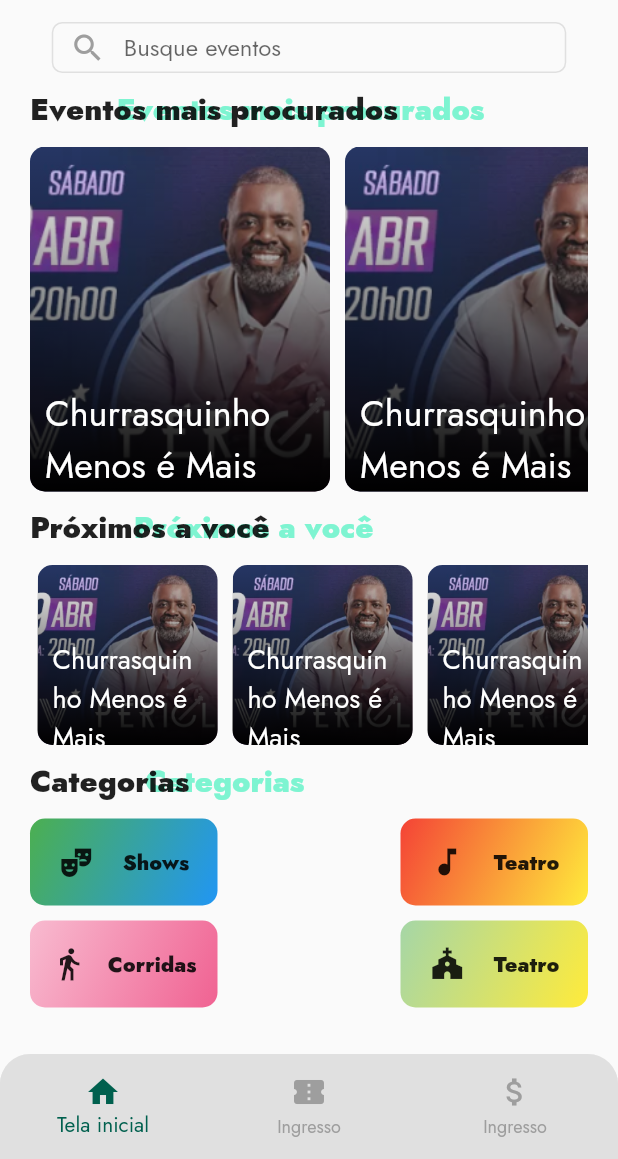
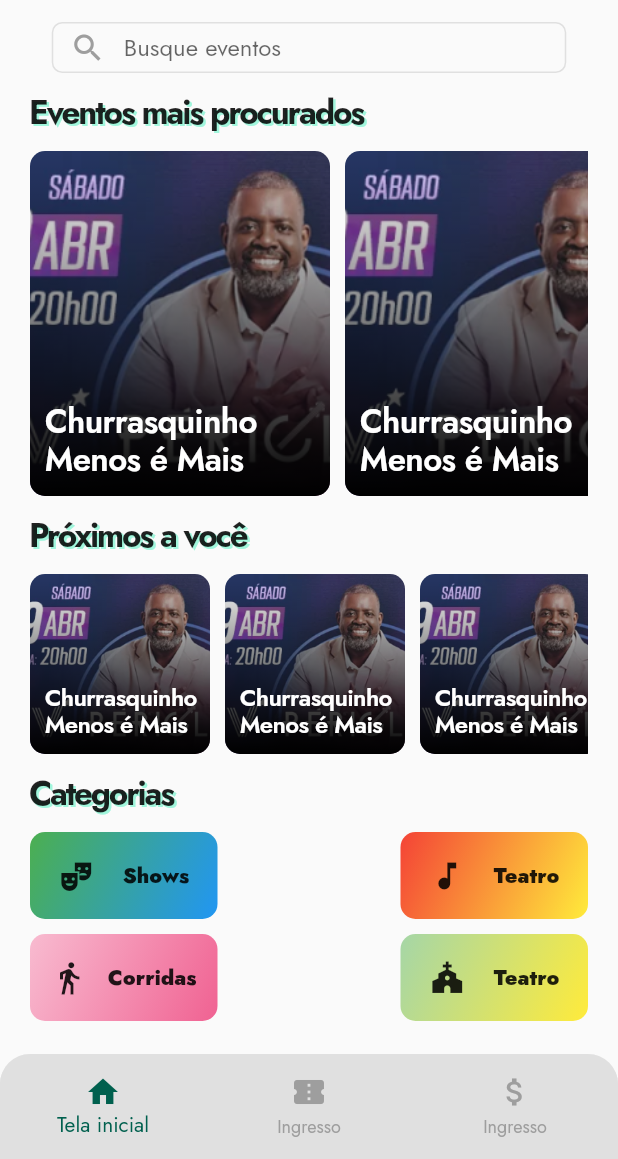
Before and after one commit to MatheusAGomes/dibs, a Flutter app: the screen it shows after launch, on a phone screen of 412 x 824 dp, the part 77-1236 px from its top. Run offline on Flutter 3.47's test engine with Material 2 defaults, Android fonts, the phone set to English and light mode, and no system bars; drawn by our look-alikes of loader_overlay; our stand-ins replace animated_toggle_switch, dio, fluttertoast, google_fonts, jwt_decoder, pretty_dio_logger and 2 more; missing offline and left inert: validatorless; generated files the repository leaves out were written again; project files that could hold a hidden picture were left out.

Commit message:
estilizacao da tela inicial

```diff
--- a/lib/private/mainScreen.dart
+++ b/lib/private/mainScreen.dart
@@ -5,6 +5,7 @@ import 'package:dibs/widget/bannerSecundario.dart';
 import 'package:dibs/widget/modalAjuda.dart';
 import 'package:dio/dio.dart';
 import 'package:flutter/material.dart';
+import 'package:google_fonts/google_fonts.dart';
 import 'package:provider/provider.dart';
 import 'package:validatorless/validatorless.dart';
 
@@ -88,7 +89,7 @@ class _MainScreenState extends State<MainScreen> {
                     }
                   },
                   itemBuilder: (BuildContext bc) {
-                    return const [
+                    return [
                       PopupMenuItem(
                         height: 30,
                         child: Row(
@@ -204,31 +205,24 @@ class _MainScreenState extends State<MainScreen> {
                   SizedBox(
                     height: 10,
                   ),
-                  Stack(children: [
-                    Positioned(
-                      right: 69,
-                      child: Row(
-                        children: [
-                          Text(
-                            'Eventos mais procurados',
-                            style: TextStyle(
-                                fontWeight: FontWeight.w900,
-                                fontSize: 20,
-                                color: Color(0xff7EF4D1)),
-                          ),
-                        ],
-                      ),
-                    ),
                     Row(
                       children: [
                         Text(
                           'Eventos mais procurados',
-                          style: TextStyle(
-                              fontWeight: FontWeight.w900, fontSize: 20),
+                          style: GoogleFonts.jost(
+                            textStyle: const TextStyle(
+                                fontWeight: FontWeight.w700, fontSize: 22,
+                                letterSpacing: -1.41,
+                                shadows: <Shadow>[
+                                  Shadow(
+                                      offset: Offset(1.5,1.5),
+                                      color: Color.fromRGBO(126, 244, 209, 0.72)
+                                  )
+                                ])
+                          ),
                         ),
                       ],
                     ),
-                  ]),
                   SizedBox(
                     height: 10,
                   ),
@@ -248,31 +242,24 @@ class _MainScreenState extends State<MainScreen> {
                   SizedBox(
                     height: 10,
                   ),
-                  Stack(children: [
-                    Positioned(
-                      right: 143,
-                      child: Row(
-                        children: [
-                          Text(
-                            'Próximos a você',
-                            style: TextStyle(
-                                fontWeight: FontWeight.w900,
-                                fontSize: 20,
-                                color: Color(0xff7EF4D1)),
-                          ),
-                        ],
-                      ),
-                    ),
                   Row(
                     children: [
                       Text(
                         'Próximos a você',
-                          style: TextStyle(
-                              fontWeight: FontWeight.w900, fontSize: 20),
+                        style: GoogleFonts.jost(
+                            textStyle: const TextStyle(
+                                fontWeight: FontWeight.w700, fontSize: 22,
+                                letterSpacing: -1.41,
+                                shadows: <Shadow>[
+                                  Shadow(
+                                      offset: Offset(1.5,1.5),
+                                      color: Color.fromRGBO(126, 244, 209, 0.72)
+                                  )
+                                ])
+                        ),
                       ),
                     ],
                   ),
-                  ]),
                   SizedBox(
                     height: 10,
                   ),
@@ -282,12 +269,9 @@ class _MainScreenState extends State<MainScreen> {
                       scrollDirection: Axis.horizontal,
                       itemCount: 3,
                       itemBuilder: (context, index) {
-                        return Padding(
-                          padding: const EdgeInsets.symmetric(horizontal: 5),
-                          child: BannerSecundario(
+                        return BannerSecundario(
                           image: AssetImage('assets/images/PericlesEx.png'),
                           titulo: 'Churrasquinho Menos é Mais',
-                          ),
                         );
                       },
                     ),
@@ -295,31 +279,24 @@ class _MainScreenState extends State<MainScreen> {
                   SizedBox(
                     height: 10,
                   ),
-                  Stack(children: [
-                    Positioned(
-                      right: 189,
-                      child: Row(
-                        children: [
-                          Text(
-                            'Categorias',
-                            style: TextStyle(
-                                fontWeight: FontWeight.w900,
-                                fontSize: 20,
-                                color: Color(0xff7EF4D1)),
-                          ),
-                        ],
-                      ),
-                    ),
                   Row(
                     children: [
                       Text(
                         'Categorias',
-                          style: TextStyle(
-                              fontWeight: FontWeight.w900, fontSize: 20),
+                        style: GoogleFonts.jost(
+                            textStyle: const TextStyle(
+                                fontWeight: FontWeight.w700, fontSize: 22,
+                                letterSpacing: -1.41,
+                                shadows: <Shadow>[
+                                  Shadow(
+                                      offset: Offset(1.5,1.5),
+                                      color: Color.fromRGBO(126, 244, 209, 0.72)
+                                  )
+                                ])
+                        ),
                       ),
                     ],
                   ),
-                  ]),
                   SizedBox(
                     height: 10,
                   ),
--- a/lib/widget/bannerPrincipal.dart
+++ b/lib/widget/bannerPrincipal.dart
@@ -1,4 +1,5 @@
 import 'package:flutter/material.dart';
+import 'package:google_fonts/google_fonts.dart';
 
 import '../shared/service/colorService.dart';
 
@@ -30,11 +31,19 @@ class BannerPrincipal extends StatelessWidget {
       Padding(
         padding: const EdgeInsets.only(left: 10),
         child: SizedBox(
-          height: 70,
+          height: 60,
           width: 200,
           child: Text(
             titulo,
-            style: TextStyle(color: Colors.white, fontSize: 24),
+            style: GoogleFonts.jost(
+                textStyle: TextStyle(
+                  color: Colors.white,
+                  fontSize: 22,
+                  fontWeight: FontWeight.w600,
+                  letterSpacing: -0.41,
+                  height: 1.13
+                )
+            ) ,
           ),
         ),
       ),
--- a/lib/widget/bannerSecundario.dart
+++ b/lib/widget/bannerSecundario.dart
@@ -1,4 +1,5 @@
 import 'package:flutter/material.dart';
+import 'package:google_fonts/google_fonts.dart';
 
 import '../shared/service/colorService.dart';
 
@@ -33,11 +34,19 @@ class BannerSecundario extends StatelessWidget {
       Padding(
         padding: const EdgeInsets.only(left: 10),
         child: SizedBox(
-          height: 70,
-          width: 100,
+          height: 45,
+          width: 120,
           child: Text(
             titulo,
-            style: TextStyle(color: Colors.white, fontSize: 18),
+            style: GoogleFonts.jost(
+                textStyle: TextStyle(
+                    color: Colors.white,
+                    fontSize: 16,
+                    fontWeight: FontWeight.w600,
+                    letterSpacing: -0.41,
+                    height: 1.13
+                )
+            ) ,
           ),
         ),
       ),
```
Also changed, not shown: 1 other file. Lines whose indentation alone changed are shown as unchanged.
